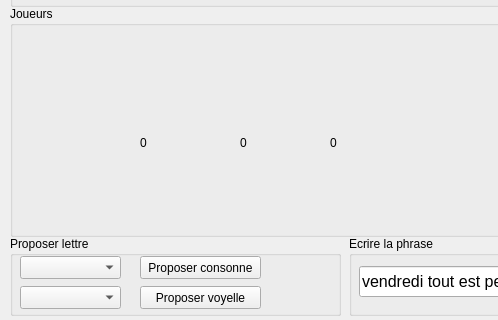
Old version of the form Roue_De_La_Fortune/ui/game.ui in the repository Dorian-Chapoulie/Roue-de-la-fortune; both pictures show x 0 to 498 and y 484 to 804 of the 1256 by 804 pixel window.
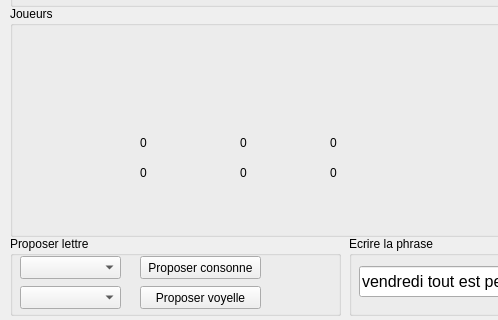
New version of the form.

The edit to the form file:
```diff
--- a/Roue_De_La_Fortune/ui/game.ui
+++ b/Roue_De_La_Fortune/ui/game.ui
@@ -177,6 +177,45 @@
      <string>0</string>
     </property>
    </widget>
+   <widget class="QLabel" name="labelbankP2">
+    <property name="geometry">
+     <rect>
+      <x>230</x>
+      <y>160</y>
+      <width>47</width>
+      <height>13</height>
+     </rect>
+    </property>
+    <property name="text">
+     <string>0</string>
+    </property>
+   </widget>
+   <widget class="QLabel" name="labelbankP3">
+    <property name="geometry">
+     <rect>
+      <x>320</x>
+      <y>160</y>
+      <width>47</width>
+      <height>13</height>
+     </rect>
+    </property>
+    <property name="text">
+     <string>0</string>
+    </property>
+   </widget>
+   <widget class="QLabel" name="labelbankP1">
+    <property name="geometry">
+     <rect>
+      <x>130</x>
+      <y>160</y>
+      <width>47</width>
+      <height>13</height>
+     </rect>
+    </property>
+    <property name="text">
+     <string>0</string>
+    </property>
+   </widget>
   </widget>
   <widget class="QGroupBox" name="groupBox_3">
    <property name="geometry">
```
